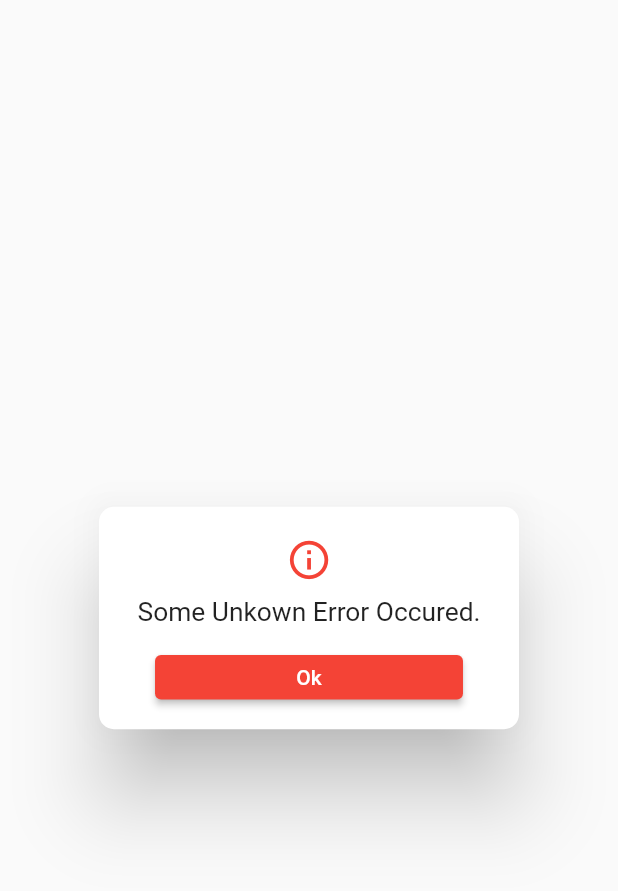
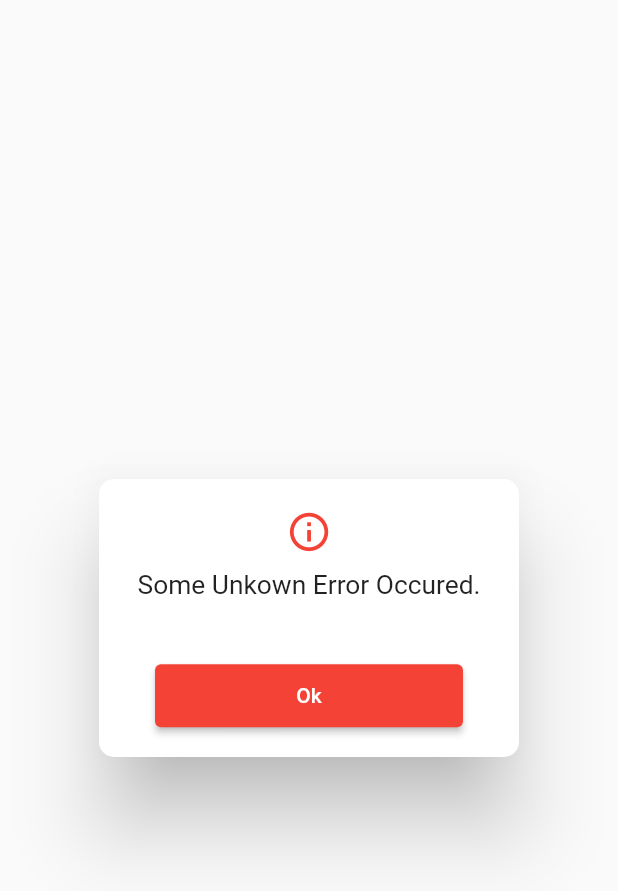
Before and after one commit to konuleminova/ari_curyer, a Flutter app: the ErrorDialog widget shown alone on an empty page, opened directly, on a phone screen of 412 x 824 dp. Shown: the top 891 px of the screen. Run offline on Flutter 3.47's test engine with Material 2 defaults, Android fonts, the phone set to English and light mode, and no system bars; our stand-ins replace dio, flutter_hooks, shared_preferences, synchronized; accounts and stored records are empty; Roboto replaces fonts that are missing (Bitter-Light); statements that could not run were skipped.

Commit message:
login module done

```diff
--- a/lib/ui/common_widgets/error_handler.dart
+++ b/lib/ui/common_widgets/error_handler.dart
@@ -55,7 +55,7 @@ class ErrorDialog extends StatelessWidget {
         shape: RoundedRectangleBorder(borderRadius: BorderRadius.circular(10)),
         child: Container(
           padding: EdgeInsets.all(16.toHeight),
-          height: 120.toHeight,
+          height: 150.toHeight,
           width: 180.toWidth,
           decoration: BoxDecoration(borderRadius: BorderRadius.circular(20)),
           child: Center(
@@ -83,7 +83,7 @@ class ErrorDialog extends StatelessWidget {
               ),
               Container(
                 margin: EdgeInsets.symmetric(horizontal: 16.toWidth),
-                height: 24.toHeight,
+                height: 34.toHeight,
                 child: RaisedButton(
                   shape: RoundedRectangleBorder(
                       borderRadius: BorderRadius.circular(4)),
```
Also changed, not shown: lib/ui/views/init.dart (+4 -3 lines).
